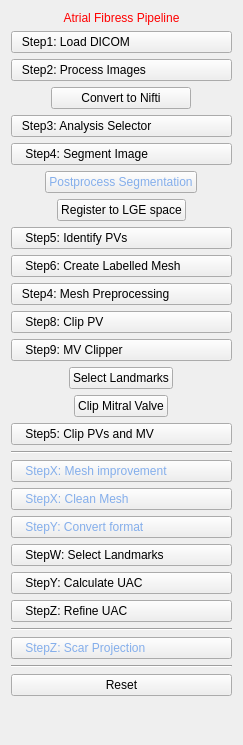
Old version of the form CemrgApp/Plugins/kcl.cemrgapp.atrialfibres/src/internal/AtrialFibresViewControls.ui in the repository OpenHeartDevelopers/CemrgApp.
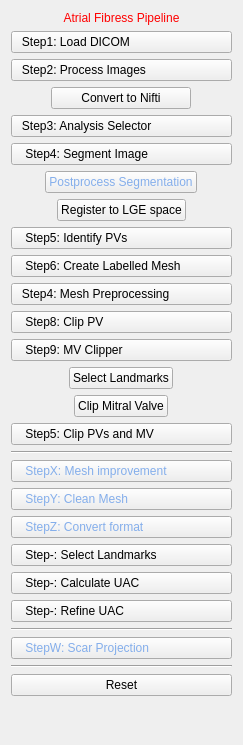
New version of the form.

Commit message: [feature] Clean Mesh Quality

```diff
--- a/CemrgApp/Plugins/kcl.cemrgapp.atrialfibres/src/internal/AtrialFibresViewControls.ui
+++ b/CemrgApp/Plugins/kcl.cemrgapp.atrialfibres/src/internal/AtrialFibresViewControls.ui
@@ -234,7 +234,7 @@
       <string notr="true">text-align: left; color: rgb(132, 174, 235);</string>
      </property>
      <property name="text">
-      <string>    StepX: Clean Mesh</string>
+      <string>    StepY: Clean Mesh</string>
      </property>
     </widget>
    </item>
@@ -244,7 +244,7 @@
       <string notr="true">text-align: left; color: rgb(132, 174, 235);</string>
      </property>
      <property name="text">
-      <string>    StepY: Convert format</string>
+      <string>    StepZ: Convert format</string>
      </property>
     </widget>
    </item>
@@ -254,7 +254,7 @@
       <string notr="true">text-align: left;</string>
      </property>
      <property name="text">
-      <string>    StepW: Select Landmarks</string>
+      <string>    Step-: Select Landmarks</string>
      </property>
     </widget>
    </item>
@@ -264,7 +264,7 @@
       <string notr="true">text-align: left;</string>
      </property>
      <property name="text">
-      <string>    StepY: Calculate UAC</string>
+      <string>    Step-: Calculate UAC</string>
      </property>
     </widget>
    </item>
@@ -274,7 +274,7 @@
       <string notr="true">text-align: left;</string>
      </property>
      <property name="text">
-      <string>    StepZ: Refine UAC</string>
+      <string>    Step-: Refine UAC</string>
      </property>
     </widget>
    </item>
@@ -291,7 +291,7 @@
       <string notr="true">text-align: left; color: rgb(132, 174, 235);</string>
      </property>
      <property name="text">
-      <string>    StepZ: Scar Projection</string>
+      <string>    StepW: Scar Projection</string>
      </property>
     </widget>
    </item>
```
The commit also changes 4 other files.
